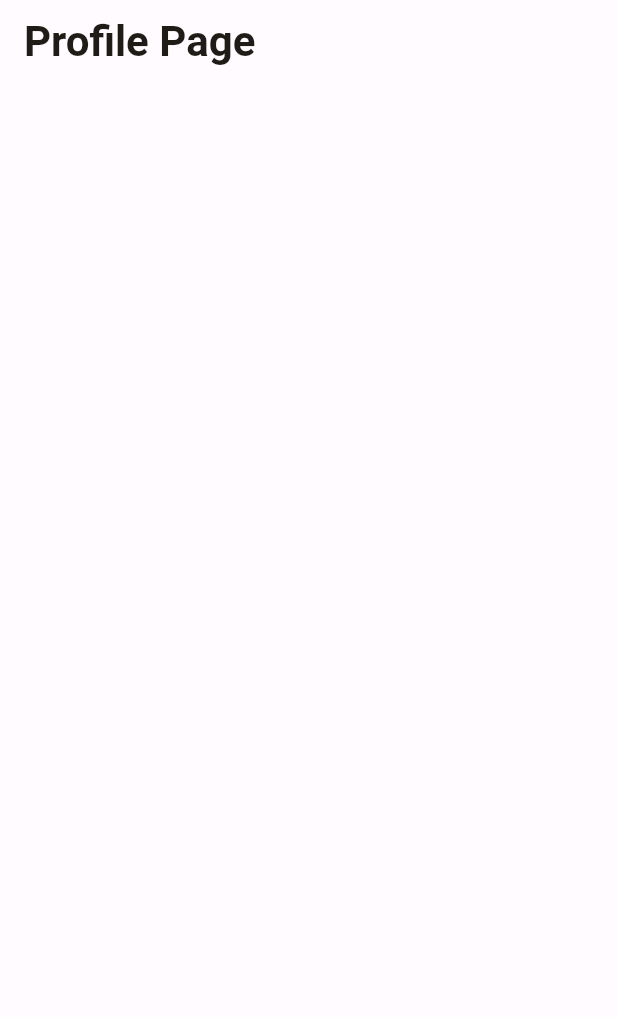
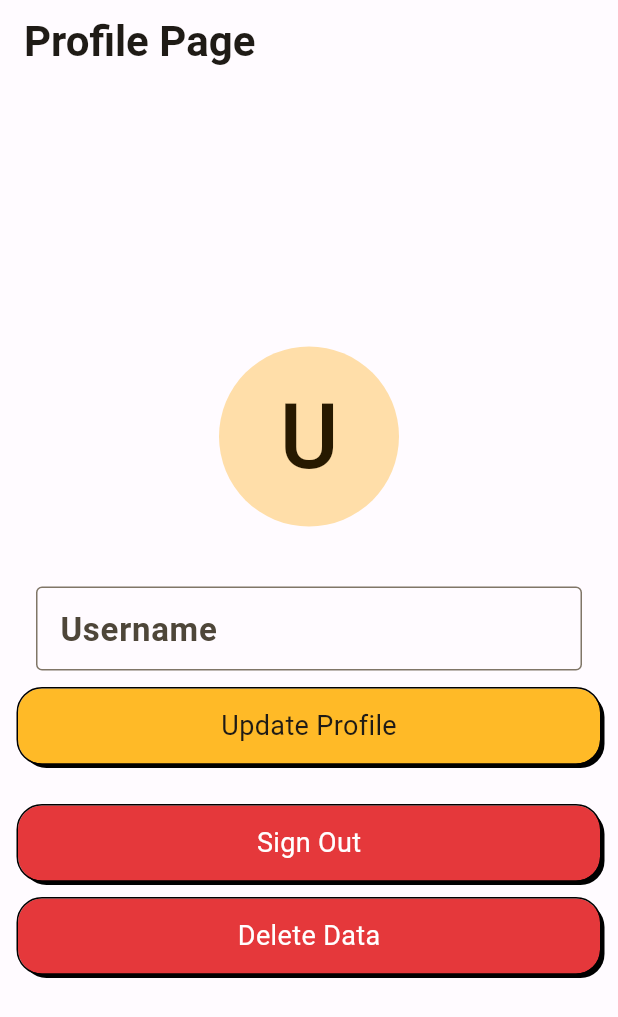
Before and after one commit to zTomz/supaquiz, a Flutter app: the ProfilePage screen opened directly, on a phone screen of 412 x 824 dp. Shown: the top 1017 px of the screen. Run offline on Flutter 3.47's test engine with Material 3 defaults, Android fonts, the phone set to English and light mode, and no system bars; our stand-ins replace auto_route, auto_size_text, dio, flutter_hooks, fpdart, supabase_flutter; missing offline and left inert: jovial_svg, supabase_auth_ui; accounts and stored records are empty.

Commit message:
Created profile page

```diff
--- a/lib/core/config/utils/widgets/custom_elevated_button.dart
+++ b/lib/core/config/utils/widgets/custom_elevated_button.dart
@@ -11,8 +11,8 @@ class CustomElevatedButton extends StatelessWidget {
 
   const CustomElevatedButton({
     super.key,
+    required this.onTap,
     required this.child,
-    required this.onTap,
     this.color = AppColors.primary,
   });
 
--- a/lib/features/leaderboard/presentation/widgets/loadin_indicator.dart
+++ b/lib/core/config/utils/widgets/loading_indicator.dart
@@ -1,6 +1,6 @@
 import 'package:flutter/material.dart';
 
-import '../../../../core/config/utils/constants/numbers.dart';
+import '../constants/numbers.dart';
 
 class LoadingIndicator extends StatelessWidget {
   final String? message;
--- a/lib/features/leaderboard/presentation/pages/leaderboard_page.dart
+++ b/lib/features/leaderboard/presentation/pages/leaderboard_page.dart
@@ -4,7 +4,7 @@ import 'package:provider/provider.dart';
 
 import '../provider/user_provider.dart';
 import '../widgets/leaderboard_list_tile.dart';
-import '../widgets/loadin_indicator.dart';
+import '../../../../core/config/utils/widgets/loading_indicator.dart';
 
 @RoutePage()
 class LeaderboardPage extends StatefulWidget {
--- /dev/null
+++ b/lib/features/profile/data/data_sources/profile_remote_data_source.dart
@@ -0,0 +1,56 @@
+import 'package:flutter/material.dart';
+import 'package:supabase_flutter/supabase_flutter.dart';
+
+import '../../../../core/config/utils/errors/exeptions.dart';
+import '../../../../core/config/utils/resources/supabase.dart';
+
+abstract class ProfileRemoteDataSource {
+  Future<void> updateProfile({required String username});
+
+  Future<void> deleteUserData();
+}
+
+class ProfileRemoteDataSourceImpl implements ProfileRemoteDataSource {
+  @override
+  Future<void> updateProfile({required String username}) async {
+    try {
+      // Update the user in Supabase Auth
+      await supabase.auth.updateUser(
+        UserAttributes(
+          data: {'username': username},
+        ),
+      );
+
+      // Update the user in Supabase Database
+      await supabase.from('users').update({'username': username}).eq(
+        'user_id',
+        supabase.auth.currentUser!.id,
+      );
+    } on PostgrestException catch (e) {
+      throw ServerException(message: e.message);
+    } catch (e) {
+      // If an unexpected error occurs, print the type of the error
+      debugPrint(
+          "Error with updating profile: $e, Error type: ${e.runtimeType}");
+      throw const ServerException();
+    }
+  }
+
+  @override
+  Future<void> deleteUserData() async {
+    try {
+      // Delete the user from Supabase Database
+      await supabase.from('users').delete().eq(
+            'user_id',
+            supabase.auth.currentUser!.id,
+          );
+    } on PostgrestException catch (e) {
+      throw ServerException(message: e.message);
+    } catch (e) {
+      // If an unexpected error occurs, print the type of the error
+      debugPrint(
+          "Error with deleting profile: $e, Error type: ${e.runtimeType}");
+      throw const ServerException();
+    }
+  }
+}
--- /dev/null
+++ b/lib/features/profile/data/repositories/profile_repository.dart
@@ -0,0 +1,62 @@
+import 'package:fpdart/fpdart.dart';
+
+import '../../../../core/config/utils/errors/exeptions.dart';
+import '../../../../core/config/utils/errors/failure.dart';
+import '../data_sources/profile_remote_data_source.dart';
+
+abstract class ProfileRepository {
+  Future<Either<Failure, void>> updateProfile({required String username});
+
+  Future<Either<Failure, void>> deleteUserData();
+}
+
+class ProfileRepositoryImpl implements ProfileRepository {
+  final ProfileRemoteDataSource remoteDataSource;
+
+  ProfileRepositoryImpl({
+    required this.remoteDataSource,
+  });
+
+  @override
+  Future<Either<Failure, void>> updateProfile(
+      {required String username}) async {
+    try {
+      await remoteDataSource.updateProfile(username: username);
+
+      return const Right(null);
+    } on ServerException catch (e) {
+      return Left(
+        ServerFailure(
+          errorMessage: e.message ?? 'Failed to update profile.',
+        ),
+      );
+    } catch (e) {
+      return Left(
+        ServerFailure(
+          errorMessage: 'Failed to update profile.',
+        ),
+      );
+    }
+  }
+
+  @override
+  Future<Either<Failure, void>> deleteUserData() async {
+    try {
+      await remoteDataSource.deleteUserData();
+
+      return const Right(null);
+    } on ServerException catch (e) {
+      return Left(
+        ServerFailure(
+          errorMessage: e.message ?? 'Failed to delete user.',
+        ),
+      );
+    } catch (e) {
+      return Left(
+        ServerFailure(
+          errorMessage: 'Failed to delete user.',
+        ),
+      );
+    }
+  }
+}
--- a/lib/features/profile/presentation/pages/profile_page.dart
+++ b/lib/features/profile/presentation/pages/profile_page.dart
@@ -1,17 +1,122 @@
 import 'package:auto_route/auto_route.dart';
 import 'package:flutter/material.dart';
+import 'package:flutter_hooks/flutter_hooks.dart';
+
+import '../../../../core/config/router/app_router.dart';
+import '../../../../core/config/utils/constants/colors.dart';
+import '../../../../core/config/utils/constants/numbers.dart';
+import '../../../../core/config/utils/resources/supabase.dart';
+import '../../../../core/config/utils/widgets/custom_elevated_button.dart';
+import '../../data/data_sources/profile_remote_data_source.dart';
+import '../../data/repositories/profile_repository.dart';
+import '../widgets/user_bubble.dart';
 
 @RoutePage()
-class ProfilePage extends StatelessWidget {
+class ProfilePage extends HookWidget {
   const ProfilePage({super.key});
 
   @override
   Widget build(BuildContext context) {
+    final user = supabase.auth.currentUser;
+
+    if (user == null) {
+      context.router.push(const AuthRoute());
+    }
+
+    final usernameController = useTextEditingController(
+      text: user?.userMetadata?['username'],
+    );
+    final widgetState = useState<int>(0);
+
     return Scaffold(
       appBar: AppBar(
         title: const Text("Profile Page"),
         automaticallyImplyLeading: false,
       ),
+      body: Padding(
+        padding: const EdgeInsets.symmetric(horizontal: kDefaultPadding),
+        child: Column(
+          mainAxisAlignment: MainAxisAlignment.center,
+          children: [
+            UserBubble(
+              username: usernameController.text.isEmpty
+                  ? "U"
+                  : usernameController.text.substring(0, 1),
+            ),
+            const SizedBox(height: kHugePadding),
+            Padding(
+              padding: const EdgeInsets.all(kDefaultPadding),
+              child: TextField(
+                controller: usernameController,
+                onChanged: (_) => widgetState.value = widgetState.value + 1,
+                decoration: const InputDecoration(
+                  border: OutlineInputBorder(),
+                  labelText: "Username",
+                ),
+              ),
+            ),
+            CustomElevatedButton(
+              onTap: () async {
+                await ProfileRepositoryImpl(
+                  remoteDataSource: ProfileRemoteDataSourceImpl(),
+                ).updateProfile(
+                  username: usernameController.text,
+                );
+
+                widgetState.value = widgetState.value + 1;
+              },
+              child: const Row(
+                mainAxisAlignment: MainAxisAlignment.center,
+                children: [
+                  Text("Update Profile", style: TextStyle(fontSize: 18)),
+                ],
+              ),
+            ),
+            const SizedBox(height: kHugePadding),
+            CustomElevatedButton(
+              onTap: () async {
+                await supabase.auth.signOut();
+              },
+              color: AppColors.red,
+              child: const Row(
+                mainAxisAlignment: MainAxisAlignment.center,
+                children: [
+                  Text(
+                    "Sign Out",
+                    style: TextStyle(
+                      fontSize: 18,
+                      color: Colors.white,
+                    ),
+                  ),
+                ],
+              ),
+            ),
+            const SizedBox(height: kDefaultPadding),
+            CustomElevatedButton(
+              onTap: () async {
+                await ProfileRepositoryImpl(
+                  remoteDataSource: ProfileRemoteDataSourceImpl(),
+                ).deleteUserData();
+
+                widgetState.value = widgetState.value + 1;
+              },
+              color: AppColors.red,
+              child: const Row(
+                mainAxisAlignment: MainAxisAlignment.center,
+                children: [
+                  Text(
+                    "Delete Data",
+                    style: TextStyle(
+                      fontSize: 18,
+                      color: Colors.white,
+                    ),
+                  ),
+                ],
+              ),
+            ),
+          ],
+        ),
+      ),
     );
   }
 }
--- /dev/null
+++ b/lib/features/profile/presentation/widgets/user_bubble.dart
@@ -0,0 +1,25 @@
+import 'package:flutter/material.dart';
+
+class UserBubble extends StatelessWidget {
+  final String username;
+
+  const UserBubble({
+    super.key,
+    required this.username,
+  });
+
+  @override
+  Widget build(BuildContext context) {
+    return Center(
+      child: CircleAvatar(
+        radius: 60,
+        child: Text(
+          username,
+          style: const TextStyle(
+            fontSize: 60,
+          ),
+        ),
+      ),
+    );
+  }
+}
```
